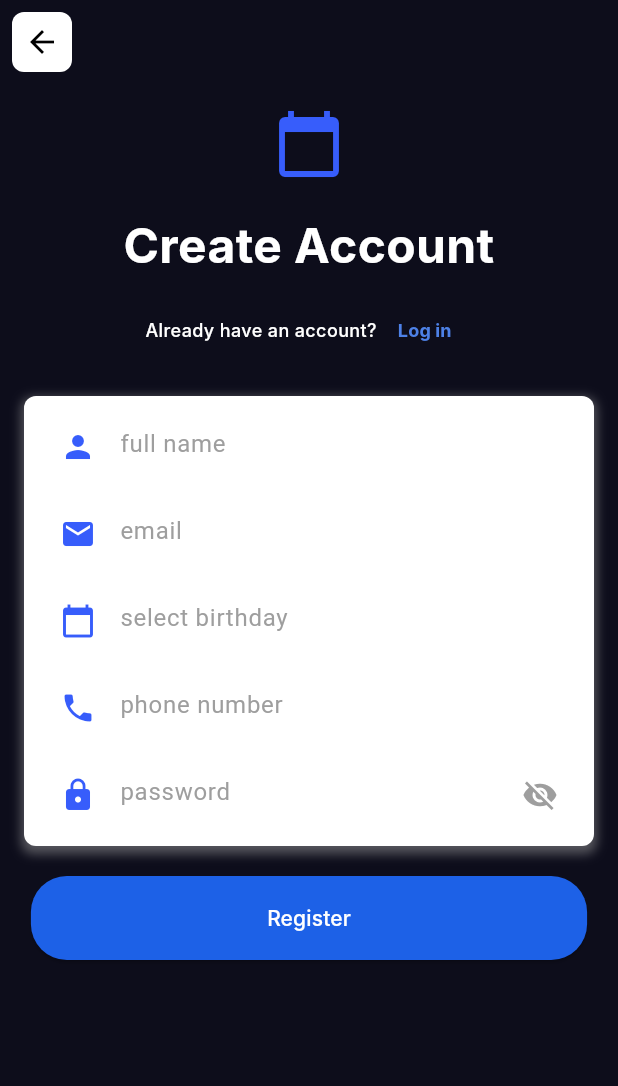
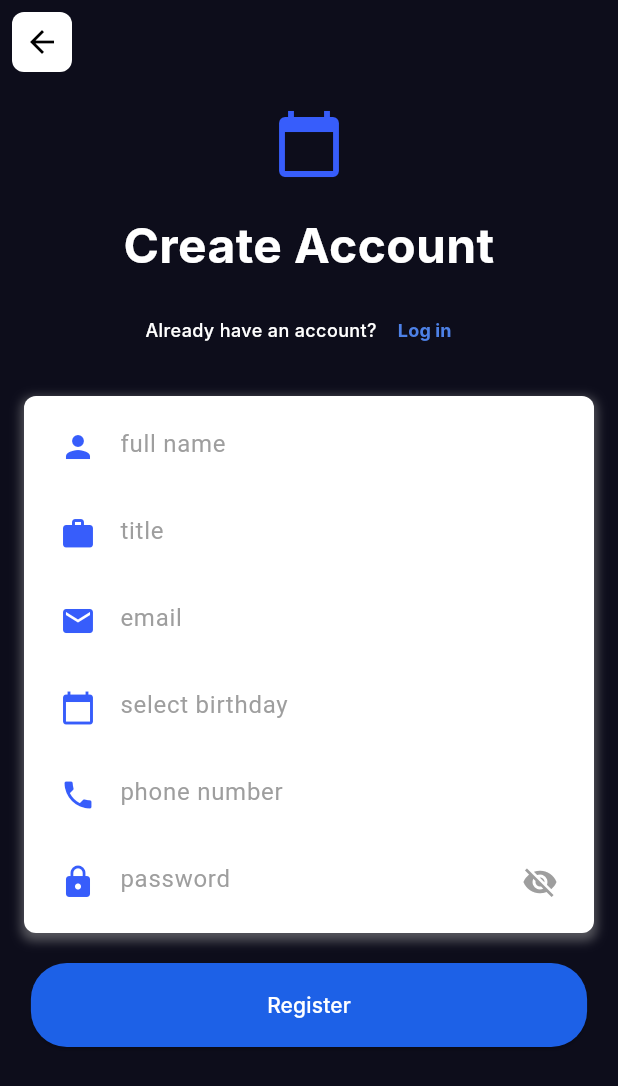
Before and after one commit to bugrahaneefe/Scheduling-System-for-Healthcare-Industry, a Flutter app: the SignupView screen opened directly, after a tap on "Register", on a phone screen of 412 x 824 dp. Shown: the top 1086 px of the screen. Run offline on Flutter 3.47's test engine with Material 3 defaults, Android fonts, the phone set to English and light mode, and no system bars; our stand-ins replace cloud_firestore, firebase_auth, firebase_core; accounts and stored records are empty; Roboto replaces fonts that are missing (Inter).

Commit message:
user database is implemented

```diff
--- a/frontend/flutter_project/lib/main.dart
+++ b/frontend/flutter_project/lib/main.dart
@@ -2,7 +2,6 @@ import 'package:flutter/material.dart';
 import 'package:provider/provider.dart';
 import 'viewmodels/auth_viewmodel.dart';
 import 'views/login_view.dart';
-
 import 'package:firebase_core/firebase_core.dart';
 import '/firebase_options.dart';
 
--- /dev/null
+++ b/frontend/flutter_project/lib/models/user_model.dart
@@ -0,0 +1,27 @@
+import 'package:cloud_firestore/cloud_firestore.dart';
+
+class UserModel {
+  final String name;
+  final String email;
+  final String title;
+  final DateTime birthday;
+  final String phoneNumber;
+
+  UserModel({
+    required this.name,
+    required this.email,
+    required this.title,
+    required this.birthday,
+    required this.phoneNumber,
+  });
+
+  factory UserModel.fromMap(Map<String, dynamic> map) {
+    return UserModel(
+      name: map['name'] ?? '',
+      email: map['email'] ?? '',
+      title: map['title'] ?? '',
+      birthday: (map['birthday'] as Timestamp).toDate(),
+      phoneNumber: map['phoneNumber'] ?? '',
+    );
+  }
+}
--- a/frontend/flutter_project/lib/viewModels/auth_viewmodel.dart
+++ b/frontend/flutter_project/lib/viewModels/auth_viewmodel.dart
@@ -1,4 +1,7 @@
 import 'package:flutter/material.dart';
+import '../models/user_model.dart';
+import '../managers/auth_services.dart';
+import 'package:cloud_firestore/cloud_firestore.dart';
 
 class AuthViewModel extends ChangeNotifier {
   String _email = '';
@@ -6,6 +9,10 @@ class AuthViewModel extends ChangeNotifier {
   String _name = '';
   DateTime? _birthday;
   String _phoneNumber = '';
+  String _title = '';
+
+  UserModel? _currentUser;
+  UserModel? get currentUser => _currentUser;
 
   // Getters
   String get email => _email;
@@ -13,6 +20,7 @@ class AuthViewModel extends ChangeNotifier {
   String get name => _name;
   DateTime? get birthday => _birthday;
   String get phoneNumber => _phoneNumber;
+  String get title => _title;
 
   // Setters
   void updateEmail(String value) {
@@ -40,12 +48,33 @@ class AuthViewModel extends ChangeNotifier {
     notifyListeners();
   }
 
+  void updateTitle(String value) {
+    _title = value;
+    notifyListeners();
+  }
+
   void clearUserData() {
     _email = '';
     _password = '';
     _name = '';
     _birthday = null;
     _phoneNumber = '';
+    _title = '';
     notifyListeners();
   }
+
+  Future<void> loadCurrentUser() async {
+    final user = authService.value.currentUser;
+    if (user != null) {
+      final doc =
+          await FirebaseFirestore.instance
+              .collection('users')
+              .doc(user.uid)
+              .get();
+      if (doc.exists) {
+        _currentUser = UserModel.fromMap(doc.data()!);
+        notifyListeners();
+      }
+    }
+  }
 }
--- a/frontend/flutter_project/lib/views/signup_view.dart
+++ b/frontend/flutter_project/lib/views/signup_view.dart
@@ -185,6 +185,31 @@ class _SignupViewState extends State<SignupView> {
                                   .updateName, // Add this method in AuthViewModel
                         ),
                         const SizedBox(height: 10),
+                        // Title field
+                        TextFormField(
+                          keyboardType: TextInputType.text,
+                          inputFormatters: [
+                            FilteringTextInputFormatter.allow(
+                              RegExp(r'[a-zA-Z\s]'),
+                            ),
+                          ],
+                          decoration: const InputDecoration(
+                            prefixIcon: Icon(
+                              Icons.work,
+                              color: Color(0xFF375DFB),
+                            ),
+                            hintText: 'title',
+                            hintStyle: TextStyle(color: Colors.grey),
+                            border: InputBorder.none,
+                            contentPadding: EdgeInsets.symmetric(
+                              vertical: 10.0,
+                              horizontal: 10.0,
+                            ),
+                          ),
+                          style: const TextStyle(color: Colors.black),
+                          onChanged: authViewModel.updateTitle,
+                        ),
+                        const SizedBox(height: 10),
                         // Email field
                         TextFormField(
                           decoration: const InputDecoration(
@@ -303,28 +328,34 @@ class _SignupViewState extends State<SignupView> {
                   CustomButton(
                     text: 'Register',
                     onPressed: () async {
-                      if (authViewModel.email.isEmpty ||
-                          authViewModel.password.isEmpty) {
-                        _showError('Please enter valid email and password.');
-                      } else {
+                      if (_formKey.currentState!.validate() &&
+                          authViewModel.email.isNotEmpty &&
+                          authViewModel.password.isNotEmpty &&
+                          authViewModel.name.isNotEmpty &&
+                          authViewModel.title.isNotEmpty &&
+                          authViewModel.phoneNumber.isNotEmpty &&
+                          authViewModel.birthday != null) {
                         setState(() {
                           _errorMessage = null;
-                          _isLoading = true; // Show loading
+                          _isLoading = true;
                         });
 
                         try {
                           await authService.value.signUp(
                             email: authViewModel.email,
                             password: authViewModel.password,
+                            name: authViewModel.name,
+                            title: authViewModel.title,
+                            birthday: authViewModel.birthday!,
+                            phoneNumber: authViewModel.phoneNumber,
                           );
 
                           setState(() {
-                            _isLoading = false; // Hide loading
+                            _isLoading = false;
                           });
 
                           _showSuccess('Registration successful!');
-                          authViewModel
-                              .clearUserData(); // Clear user data after successful registration
+                          authViewModel.clearUserData();
 
                           await Future.delayed(const Duration(seconds: 1));
 
@@ -333,12 +364,14 @@ class _SignupViewState extends State<SignupView> {
                           }
                         } on FirebaseAuthException catch (e) {
                           setState(() {
-                            _isLoading = false; // Hide loading
+                            _isLoading = false;
                           });
                           _showError(
                             e.message ?? 'An error occurred. Please try again.',
                           );
                         }
+                      } else {
+                        _showError('Please fill in all required fields.');
                       }
                     },
                     buttonType: 'main',
--- a/frontend/flutter_project/pubspec.yaml
+++ b/frontend/flutter_project/pubspec.yaml
@@ -36,6 +36,7 @@ dependencies:
   cupertino_icons: ^1.0.8
   firebase_core: ^3.13.0
   firebase_auth: ^5.5.2
+  cloud_firestore: ^5.6.6
 
 dev_dependencies:
   flutter_test:
```
Also changed, not shown: frontend/flutter_project/lib/managers/auth_services.dart (+19 -1 lines), frontend/flutter_project/lib/views/home_view.dart (added, +139 -0 lines), frontend/flutter_project/lib/views/login_view.dart (+20 -4 lines), frontend/flutter_project/lib/models/user.dart (deleted), 2 other files.
